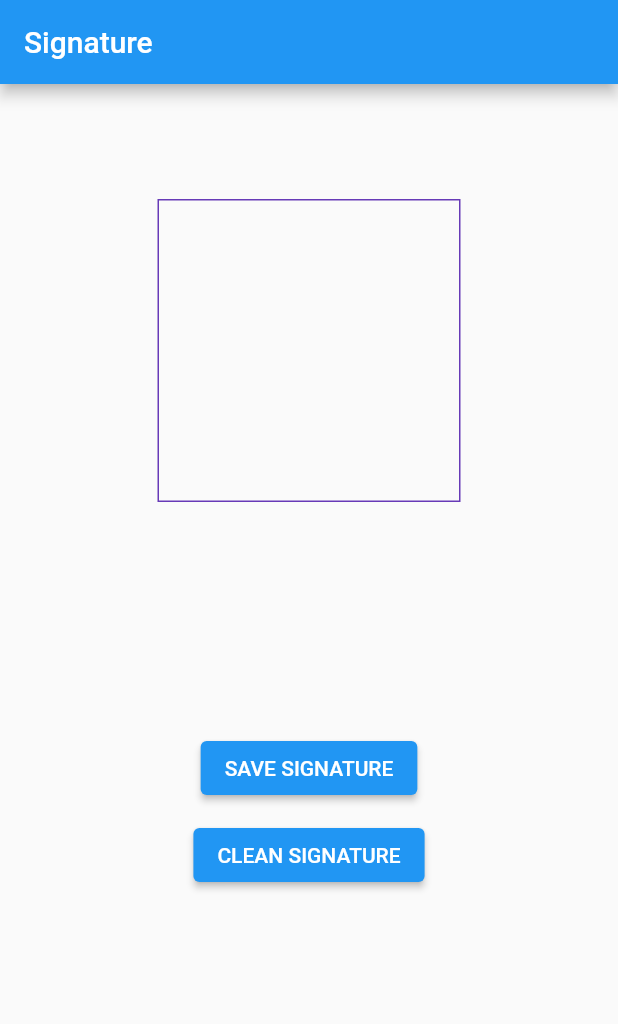
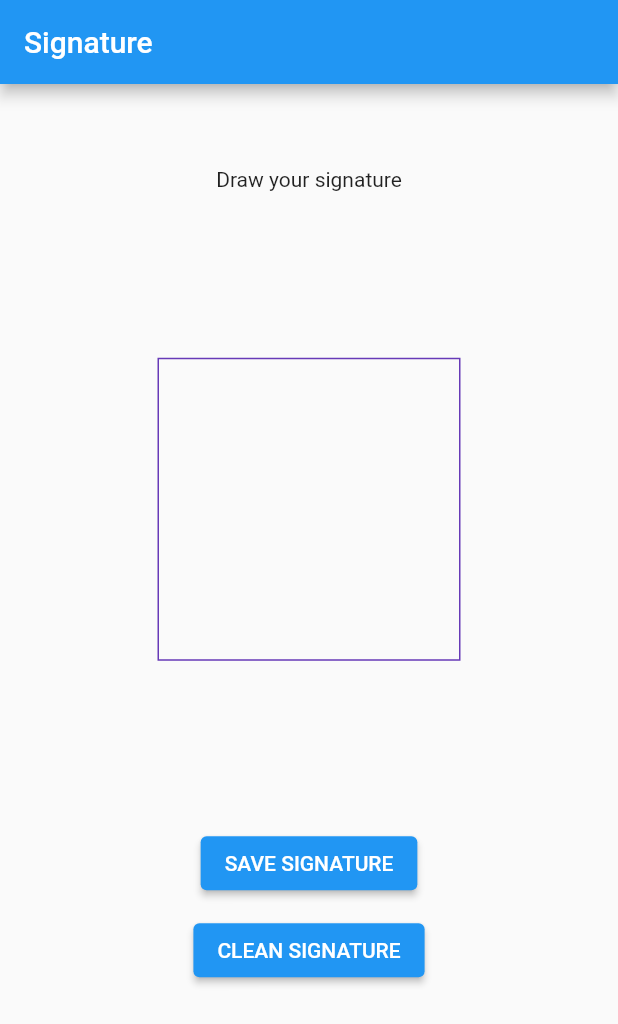
Before and after one commit to JoaoWitorFelipe/signature, a Flutter app: the screen it shows after launch, on a phone screen of 412 x 824 dp. Shown: the top 1024 px of the screen. Run offline on Flutter 3.47's test engine with Material 2 defaults, Android fonts, the phone set to English and light mode, and no system bars.

Commit message:
add title and update project images

```diff
--- a/lib/main.dart
+++ b/lib/main.dart
@@ -50,6 +50,7 @@ class _MyHomePageState extends State<MyHomePage> {
         child: Column(
           mainAxisAlignment: MainAxisAlignment.spaceAround,
           children: <Widget>[
+            const Text("Draw your signature"),
             Container(
               decoration: BoxDecoration(
                 border: Border.all(color: Colors.deepPurple),
```
Also changed, not shown: flutter_01.png.
